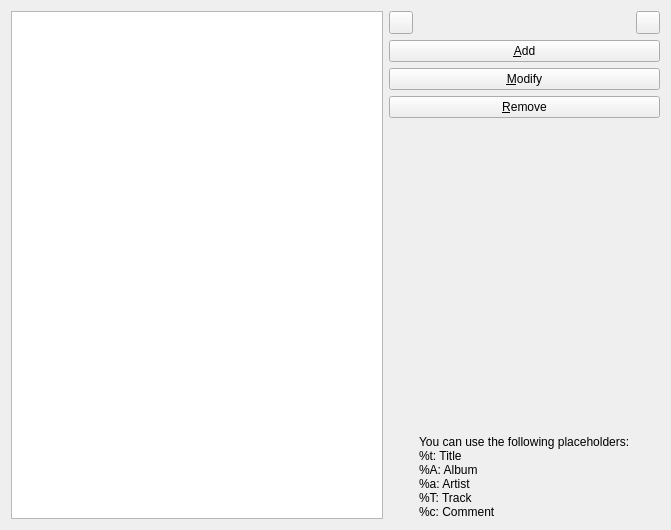
First picture: the form in tagguesserconfigdlgwidget.ui, repository KDE/juk, before the edit.
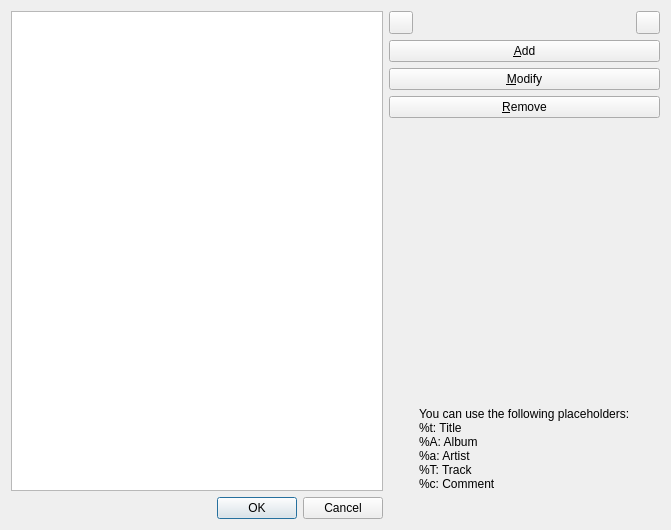
Second picture: the form after the edit.

Commit message: Port the tag guesser code away from KDialog.

The edit to the form file:
```diff
--- a/tagguesserconfigdlgwidget.ui
+++ b/tagguesserconfigdlgwidget.ui
@@ -129,6 +129,13 @@
      </property>
     </widget>
    </item>
+   <item>
+    <widget class="QDialogButtonBox" name="dlgButtonBox">
+     <property name="standardButtons">
+      <set>QDialogButtonBox::Cancel|QDialogButtonBox::Ok</set>
+     </property>
+    </widget>
+   </item>
   </layout>
  </widget>
  <resources/>
```
The commit also changes 2 other files.
